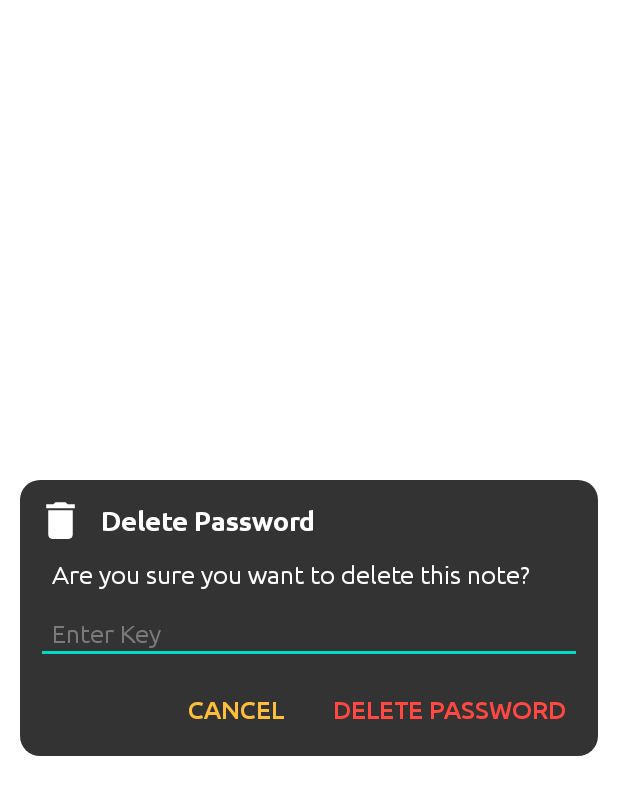
After one commit to SupunGurusinghe/MAD_Group_Project, an Android app: the layout layout_delete_note.xml on its own in the app's theme, with its tools: preview values and no code run, on a phone screen of 412 x 824 dp. The commit adds this screen. Shown: the top 795 px of the screen. Run offline under Robolectric (Android 15) with nearby library versions, the phone set to English and light mode, and no system bars.

Commit message:
Lock password Completed UI

```diff
--- /dev/null
+++ b/app/src/main/res/drawable/url_dialog.xml
@@ -0,0 +1,8 @@
+<?xml version="1.0" encoding="utf-8"?>
+<shape xmlns:android="http://schemas.android.com/apk/res/android"
+    android:shape="rectangle">
+
+    <solid android:color="@color/colorDefaultNoteColor"/>
+    <corners android:radius="@dimen/_10sdp"/>
+
+</shape>
--- /dev/null
+++ b/app/src/main/res/layout/layout_delete_note.xml
@@ -0,0 +1,118 @@
+<?xml version="1.0" encoding="utf-8"?>
+<androidx.constraintlayout.widget.ConstraintLayout xmlns:android="http://schemas.android.com/apk/res/android"
+    android:layout_width="match_parent"
+    android:layout_height="wrap_content"
+    xmlns:app="http://schemas.android.com/apk/res-auto"
+    android:id="@+id/layoutDeleteNoteContainer"
+    android:layout_gravity="center"
+    android:layout_margin="@dimen/_10sdp"
+    android:background="@drawable/url_dialog">
+
+    <ImageView
+        android:id="@+id/imageDeleteNote"
+        android:layout_width="@dimen/_25sdp"
+        android:layout_height="@dimen/_25sdp"
+        android:layout_marginStart="@dimen/_8sdp"
+        android:layout_marginLeft="@dimen/_8sdp"
+        android:layout_marginTop="@dimen/_8sdp"
+        android:contentDescription="@string/set_key"
+        android:src="@drawable/ic_delete"
+        app:tint="@color/colorWhite"
+        app:layout_constraintStart_toStartOf="parent"
+        app:layout_constraintTop_toTopOf="parent" />
+
+    <TextView
+        android:layout_width="0dp"
+        android:layout_height="wrap_content"
+        android:layout_marginStart="@dimen/_8sdp"
+        android:layout_marginEnd="@dimen/_8sdp"
+        android:fontFamily="@font/ubuntu_bold"
+        android:includeFontPadding="false"
+        android:text="@string/delete_note"
+        android:textColor="@color/colorWhite"
+        android:textSize="@dimen/_14ssp"
+        app:layout_constraintBottom_toBottomOf="@id/imageDeleteNote"
+        app:layout_constraintEnd_toEndOf="parent"
+        app:layout_constraintStart_toEndOf="@id/imageDeleteNote"
+        app:layout_constraintTop_toTopOf="@id/imageDeleteNote" />
+
+    <TextView
+        android:id="@+id/textDeleteNoteMessage"
+        android:layout_width="match_parent"
+        android:layout_height="wrap_content"
+        android:layout_marginStart="@dimen/_8sdp"
+        android:layout_marginTop="@dimen/_8sdp"
+        android:layout_marginEnd="@dimen/_8sdp"
+        android:fontFamily="@font/ubuntu_regular"
+        android:gravity="center_vertical"
+        android:includeFontPadding="false"
+        android:paddingStart="@dimen/_8sdp"
+        android:paddingEnd="@dimen/_8sdp"
+        android:text="@string/asking_delete_permission_msg"
+        android:textColor="@color/colorWhite"
+        android:textSize="@dimen/_13ssp"
+        app:layout_constraintTop_toBottomOf="@id/imageDeleteNote"/>
+
+    <EditText
+        android:id="@+id/deleteKey"
+        android:layout_width="match_parent"
+        android:layout_height="wrap_content"
+        android:layout_marginStart="@dimen/_8sdp"
+        android:layout_marginTop="@dimen/_8sdp"
+        android:layout_marginEnd="@dimen/_8sdp"
+        android:fontFamily="@font/ubuntu_regular"
+        android:gravity="center_vertical"
+        android:includeFontPadding="false"
+        android:inputType="text"
+        android:paddingStart="@dimen/_8sdp"
+        android:paddingEnd="@dimen/_8sdp"
+        android:imeOptions="actionDone"
+        android:hint="@string/enter_key"
+        android:textColor="@color/colorWhite"
+        android:textColorHint="@color/colorTextHint"
+        android:textSize="@dimen/_13ssp"
+        app:layout_constraintTop_toBottomOf="@id/textDeleteNoteMessage"/>
+
+    <TextView
+        android:id="@+id/textDeleteNote"
+        android:layout_width="wrap_content"
+        android:layout_height="wrap_content"
+        android:layout_marginTop="@dimen/_8sdp"
+        android:layout_marginEnd="@dimen/_8sdp"
+        android:layout_marginRight="@dimen/_8sdp"
+        android:layout_marginBottom="@dimen/_8sdp"
+        android:fontFamily="@font/ubuntu_medium"
+        android:includeFontPadding="false"
+        android:padding="@dimen/_8sdp"
+        android:text="@string/delete_note"
+        android:textSize="@dimen/_13ssp"
+        android:textAllCaps="true"
+        android:textColor="@color/colorDelete"
+        android:autoSizeMaxTextSize="@dimen/_13ssp"
+        app:layout_constraintBottom_toBottomOf="parent"
+        app:layout_constraintEnd_toEndOf="parent"
+        app:layout_constraintTop_toBottomOf="@id/deleteKey"/>
+
+    <TextView
+        android:id="@+id/textCancel"
+        android:layout_width="wrap_content"
+        android:layout_height="wrap_content"
+        android:layout_marginTop="@dimen/_8sdp"
+        android:layout_marginEnd="@dimen/_8sdp"
+        android:layout_marginRight="@dimen/_8sdp"
+        android:layout_marginBottom="@dimen/_8sdp"
+        android:fontFamily="@font/ubuntu_medium"
+        android:includeFontPadding="false"
+        android:padding="@dimen/_8sdp"
+        android:text="@string/cancel_dialog"
+        android:textSize="@dimen/_13ssp"
+        android:textAllCaps="true"
+        android:textColor="@color/colorAccent"
+        android:autoSizeMaxTextSize="@dimen/_13ssp"
+        app:layout_constraintBottom_toBottomOf="parent"
+        app:layout_constraintEnd_toStartOf="@id/textDeleteNote"
+        app:layout_constraintTop_toBottomOf="@id/deleteKey"/>
+
+
+
+</androidx.constraintlayout.widget.ConstraintLayout>
--- a/app/src/main/res/values/strings.xml
+++ b/app/src/main/res/values/strings.xml
@@ -23,4 +23,20 @@
     <string name="done">Done</string>
     <string name="key_title">Key Title</string>
     <string name="set_key">Set Key</string>
+    <string name="enter_url">Enter URL</string>
+    <string name="add">Add</string>
+    <string name="cancel_dialog">Cancel</string>
+    <string name="change_key">Change Key</string>
+    <string name="what_is">What is.. ?</string>
+    <string name="answer_question">Answer Question</string>
+    <string name="confirm">Confirm</string>
+    <string name="delete_note">Delete Password</string>
+    <string name="asking_delete_permission_msg">Are you sure you want to delete this note?</string>
+    <string name="enter_key">Enter Key</string>
+    <string name="incorrect_password">Incorrect Password</string>
+    <string name="password_incorrect">Key is incorrect. try again!</string>
+    <string name="ok">OK</string>
+    <string name="enter_set_key">Set Key</string>
+    <string name="enter_question">Enter Security Question</string>
+    <string name="enter_question_answer">Answer</string>
 </resources>
```
Also changed, not shown: app/src/main/res/drawable/background_password.xml (added, +8 -0 lines), app/src/main/res/drawable/ic_warning.xml (added, +10 -0 lines), app/src/main/res/layout/layout_add_url.xml (added, +96 -0 lines), app/src/main/res/layout/layout_change_password.xml (added, +116 -0 lines), app/src/main/res/layout/layout_password_incorrect.xml (added, +79 -0 lines), app/src/main/res/layout/layout_set_password.xml (added, +140 -0 lines), app/src/main/res/layout/password_item_container_note.xml (added, +35 -0 lines), 1 other file.
